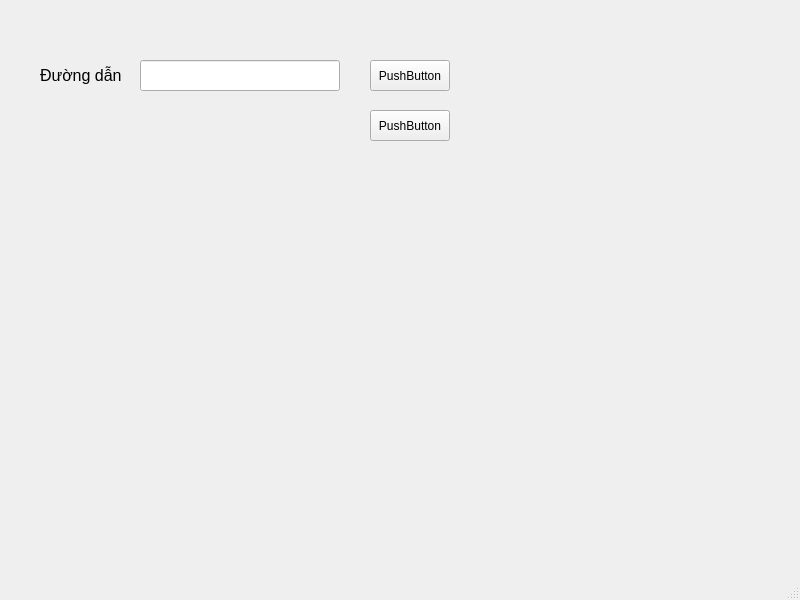
Above: mainwindow.ui from chovaynamtrieu/sync_file before the change. Below: the same form after it.
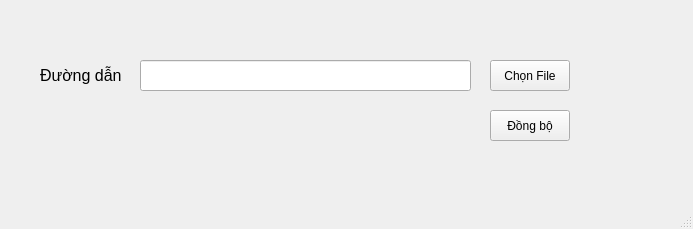
That is the form after the change.

```diff
--- a/mainwindow.ui
+++ b/mainwindow.ui
@@ -6,8 +6,8 @@
    <rect>
     <x>0</x>
     <y>0</y>
-    <width>800</width>
-    <height>600</height>
+    <width>693</width>
+    <height>229</height>
    </rect>
   </property>
   <property name="windowTitle">
@@ -37,7 +37,7 @@
      <rect>
       <x>140</x>
       <y>60</y>
-      <width>200</width>
+      <width>331</width>
       <height>31</height>
      </rect>
     </property>
@@ -45,27 +45,27 @@
    <widget class="QPushButton" name="pushButton_selectFile">
     <property name="geometry">
      <rect>
-      <x>370</x>
+      <x>490</x>
       <y>60</y>
       <width>80</width>
       <height>31</height>
      </rect>
     </property>
     <property name="text">
-     <string>PushButton</string>
+     <string>Chọn File</string>
     </property>
    </widget>
    <widget class="QPushButton" name="pushButton_syncFile">
     <property name="geometry">
      <rect>
-      <x>370</x>
+      <x>490</x>
       <y>110</y>
       <width>80</width>
       <height>31</height>
      </rect>
     </property>
     <property name="text">
-     <string>PushButton</string>
+     <string>Đồng bộ</string>
     </property>
    </widget>
   </widget>
```
Left out of the diff: 2 changed lines with no effect on the pictures.
